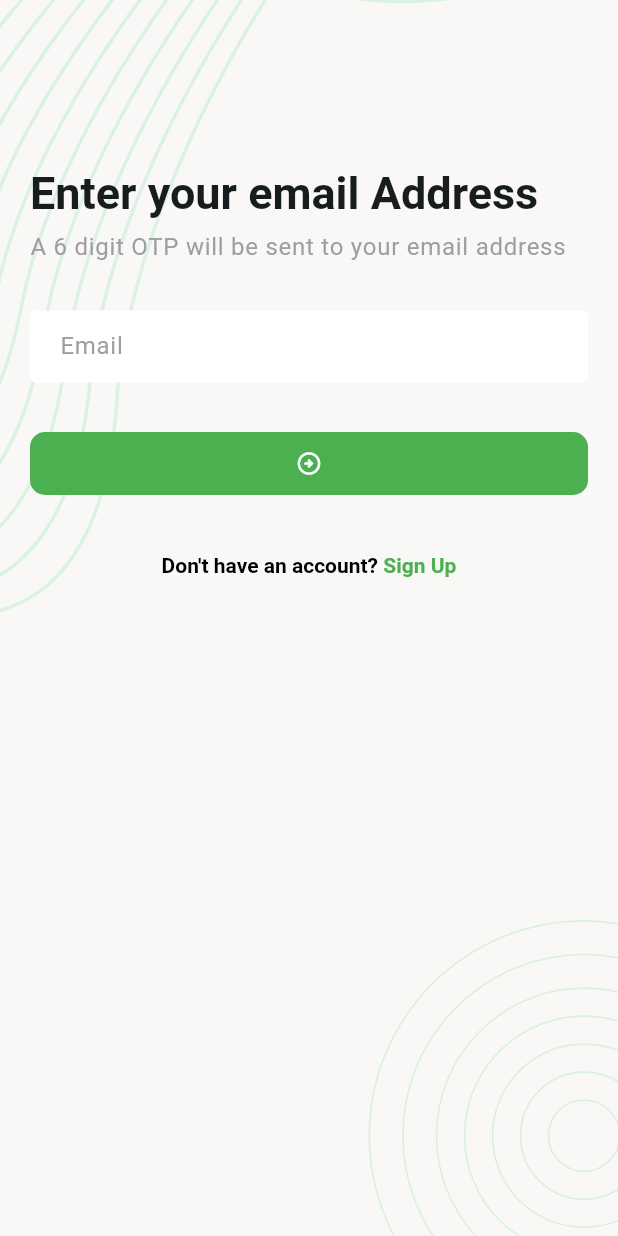
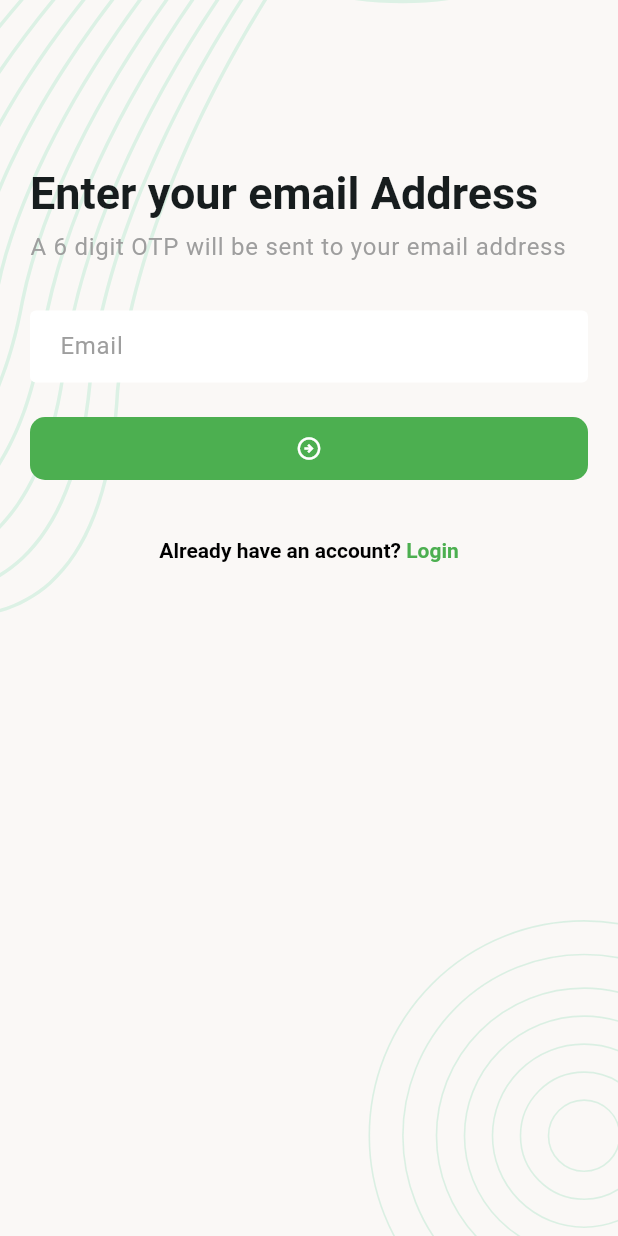
Before and after one commit to MIR-RIAZUL/task_manager, a Flutter app: the ForgotPasswordVerifyEmailScreen screen opened directly, on a phone screen of 412 x 824 dp. Run offline on Flutter 3.47's test engine with Material 3 defaults, Android fonts, the phone set to English and light mode, and no system bars; our stand-ins replace flutter_svg.

Commit message:
Update Forgot Password verification screen to navigate to OTP verification

```diff
--- a/lib/UI/screen/forgot_password_verify_email_screen.dart
+++ b/lib/UI/screen/forgot_password_verify_email_screen.dart
@@ -3,6 +3,7 @@ import 'package:flutter/material.dart';
 import 'package:task_manager/UI/widgets/screen_backround.dart';
 
 import 'Sign_up_screen.dart';
+import 'fotgot_password_verify_OTP_screen.dart';
 
 class ForgotPasswordVerifyEmailScreen extends StatefulWidget {
   const ForgotPasswordVerifyEmailScreen({super.key});
@@ -47,11 +48,10 @@ class _ForgotPasswordVerifyEmailScreenState
 
                     decoration: InputDecoration(hintText: "Email"),
                   ),
-                  const SizedBox(height: 10),
 
                   const SizedBox(height: 20),
                   FilledButton(
-                    onPressed: () {},
+                    onPressed: _onNextButton,
                     child: Icon(Icons.arrow_circle_right_outlined),
                   ),
                   const SizedBox(height: 36),
@@ -62,13 +62,15 @@ class _ForgotPasswordVerifyEmailScreenState
                           color: Colors.black,
                           fontWeight: FontWeight.w600,
                         ),
-                        text: "Don't have an account? ",
+                        text:
+                            ""
+                            "Already have an account? ",
                         children: [
                           TextSpan(
-                            text: "Sign Up",
+                            text: "Login",
                             style: TextStyle(color: Colors.green),
                             recognizer: TapGestureRecognizer()
-                              ..onTap = _onTapSignUpButton,
+                              ..onTap = _onLoginUpButton,
                           ),
                         ],
                       ),
@@ -83,12 +85,16 @@ class _ForgotPasswordVerifyEmailScreenState
     );
   }
 
-  void _onTapSignUpButton() {
+  void _onLoginUpButton() {
+    Navigator.pop(context);
+  }
+
+  void _onNextButton() {
     // Navigate to the Sign Up screen
     Navigator.push(
       context,
       MaterialPageRoute(
-        builder: (context) => SignUpScreen(),
+        builder: (context) => ForgotPasswordVerifyOTPScreen(),
       ), // Replace with actual SignUpScreen
     );
   }
```
